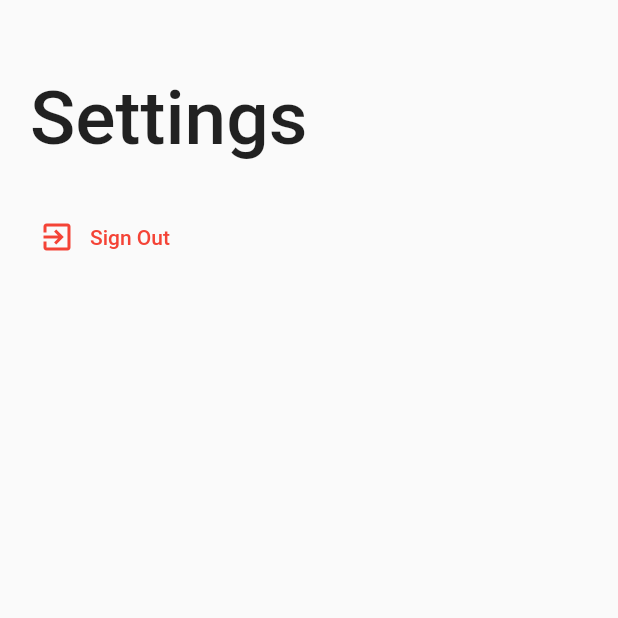
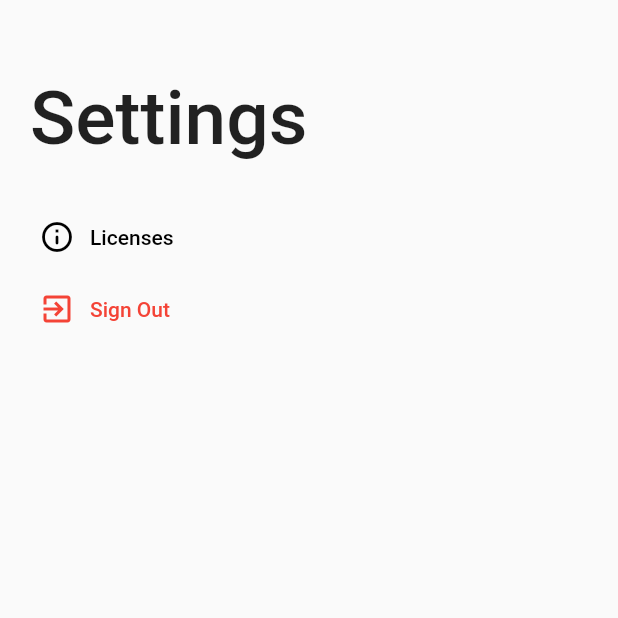
Before and after one commit to 330i/ParkingProject, a Flutter app: the Settings screen opened directly, on a phone screen of 412 x 824 dp, the top half of it. Run offline on Flutter 3.47's test engine with Material 2 defaults, Android fonts, the phone set to English and light mode, and no system bars; our stand-ins replace bottom_navy_bar, cloud_firestore, firebase_auth, firebase_core, flutter_map, geolocator and 7 more; missing offline and left inert: open_location_code, qrscan; accounts and stored records are empty; network calls fail.

```diff
--- a/lib/main.dart
+++ b/lib/main.dart
@@ -1,7 +1,9 @@
+import 'package:firebase_auth/firebase_auth.dart';
 import 'package:firebase_core/firebase_core.dart';
 import 'package:flutter/material.dart';
 import 'package:google_sign_in/google_sign_in.dart';
 import 'package:parkit/login/google_sign_in.dart';
+import 'package:parkit/screens/navigation.dart';
 
 void main() async {
   WidgetsFlutterBinding.ensureInitialized();
@@ -14,7 +16,7 @@ class MyApp extends StatelessWidget {
   Widget build(BuildContext context) {
     return MaterialApp(
       debugShowCheckedModeBanner: false,
-      home: Signin(),
+      home: FirebaseAuth.instance.currentUser!=null ? Navigation() : Signin(),
     );
   }
 }
--- a/lib/screens/create_parking.dart
+++ b/lib/screens/create_parking.dart
@@ -5,7 +5,7 @@ import 'package:flutter/material.dart';
 import 'package:flutter/services.dart';
 import 'package:intl/intl.dart';
 import 'package:parkit/models/pluscode.dart';
-import 'package:parkit/screens/info_page.dart';
+import 'package:parkit/screens/navigation.dart';
 import 'package:qr_flutter/qr_flutter.dart';
 import 'package:rive/rive.dart';
 import 'package:sleek_circular_slider/sleek_circular_slider.dart';
@@ -422,7 +422,7 @@ class _QRResultState extends State<QRResult> with TickerProviderStateMixin {
                     ),
                   ),
                   onPressed: () {
-                    Navigator.of(context).pushAndRemoveUntil(MaterialPageRoute(builder: (context) => InfoPage()),ModalRoute.withName('/screens'));
+                    Navigator.of(context).pushAndRemoveUntil(MaterialPageRoute(builder: (context) => Navigation()),ModalRoute.withName('/screens'));
                   },
                 ),
               ),
--- a/lib/screens/settings.dart
+++ b/lib/screens/settings.dart
@@ -49,6 +49,42 @@ class _SettingsState extends State<Settings> {
                     child: Row(
                       children: <Widget>[
                         Icon(
+                          Icons.info_outline_rounded,
+                          color: Colors.black,
+                        ),
+                        Container(
+                          width: 10,
+                        ),
+                        Text(
+                          'Licenses',
+                          style: TextStyle(
+                            color: Colors.black,
+                          ),
+                        ),
+                      ],
+                    ),
+                  ),
+                  onPressed: () {
+                    showLicensePage(context: context);
+                  },
+                  splashColor: Color.fromRGBO(158, 158, 158, 1),
+                  highlightColor: Color.fromRGBO(189, 189, 189, 1),
+                ),
+              ),
+            ],
+          ),
+          Row(
+            children: <Widget>[
+              Container(
+                width: 10,
+              ),
+              Container(
+                child: FlatButton(
+                  child: Container(
+                    width: MediaQuery.of(context).size.width-50,
+                    child: Row(
+                      children: <Widget>[
+                        Icon(
                           Icons.exit_to_app,
                           color: Colors.red,
                         ),
--- a/pubspec.yaml
+++ b/pubspec.yaml
@@ -55,6 +55,12 @@ dependencies:
 dev_dependencies:
   flutter_test:
     sdk: flutter
+  flutter_launcher_icons: ^0.9.0
+
+flutter_icons:
+  android: "launcher_icon"
+  ios: true
+  image_path: "assets/icon.png"
 
 # For information on the generic Dart part of this file, see the
 # following page: https://dart.dev/tools/pub/pubspec
```
Also changed, not shown: lib/screens/info_page.dart (+26 -10 lines), lib/screens/local_map.dart (+24 -8 lines), lib/screens/use_parking.dart (+15 -2 lines), assets/icon.png (added), assets/nospot.png (added), assets/spot.png, pubspec.lock, 17 other files.
